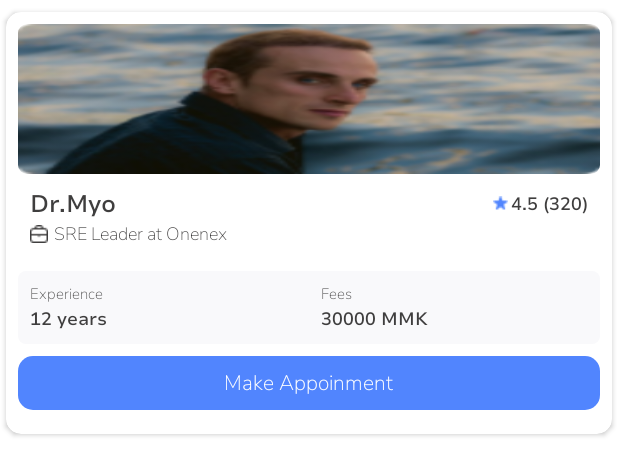
After one commit to hsumyatyehtet/onenex-UI-Test-Hmyh, an Android app: the layout view_holder_in_top_doctor.xml on its own in the app's theme, with its tools: preview values and no code run, on a phone screen of 412 x 824 dp. The commit adds this screen. Shown: the top 475 px of the screen. Run offline under Robolectric (Android 15) with nearby library versions, the phone set to English and light mode, and no system bars.

Commit message:
top doctor list add

```diff
--- /dev/null
+++ b/app/src/main/java/com/example/onenex_ui_test_hmyh/adapter/TopDoctorAdapter.kt
@@ -0,0 +1,25 @@
+package com.example.onenex_ui_test_hmyh.adapter
+
+import android.view.LayoutInflater
+import android.view.ViewGroup
+import com.example.onenex_ui_test_hmyh.data.vos.DoctorSpecialistVO
+import com.example.onenex_ui_test_hmyh.data.vos.DoctorVO
+import com.example.onenex_ui_test_hmyh.data.vos.TopDoctorCategoryVO
+import com.example.onenex_ui_test_hmyh.databinding.ViewHolderInDoctorSpecialistBinding
+import com.example.onenex_ui_test_hmyh.databinding.ViewHolderInTopDoctorBinding
+import com.example.onenex_ui_test_hmyh.databinding.ViewHolderInTopDoctorCategoryBinding
+import com.example.onenex_ui_test_hmyh.viewholder.DoctorSpecialistViewHolder
+import com.example.onenex_ui_test_hmyh.viewholder.TopDoctorCategoryViewHolder
+import com.example.onenex_ui_test_hmyh.viewholder.TopDoctorViewHolder
+
+class TopDoctorAdapter: BaseRecyclerAdapter<TopDoctorViewHolder, DoctorVO>() {
+
+    override fun onCreateViewHolder(parent: ViewGroup, viewType: Int): TopDoctorViewHolder {
+        return TopDoctorViewHolder(
+            ViewHolderInTopDoctorBinding.inflate(
+                LayoutInflater.from(parent.context), parent, false
+            )
+        )
+    }
+
+}
--- /dev/null
+++ b/app/src/main/java/com/example/onenex_ui_test_hmyh/data/vos/DoctorVO.kt
@@ -0,0 +1,9 @@
+package com.example.onenex_ui_test_hmyh.data.vos
+
+data class DoctorVO(
+
+    var id: Int,
+
+    var name: String
+
+)
--- a/app/src/main/java/com/example/onenex_ui_test_hmyh/fragment/HomeFragment.kt
+++ b/app/src/main/java/com/example/onenex_ui_test_hmyh/fragment/HomeFragment.kt
@@ -9,8 +9,10 @@ import androidx.fragment.app.Fragment
 import androidx.recyclerview.widget.GridLayoutManager
 import androidx.recyclerview.widget.LinearLayoutManager
 import com.example.onenex_ui_test_hmyh.adapter.DoctorSpecialistAdapter
+import com.example.onenex_ui_test_hmyh.adapter.TopDoctorAdapter
 import com.example.onenex_ui_test_hmyh.adapter.TopDoctorCategoryAdapter
 import com.example.onenex_ui_test_hmyh.databinding.FragmentHomeBinding
+import com.example.onenex_ui_test_hmyh.util.getDoctor
 import com.example.onenex_ui_test_hmyh.util.getDoctorSpecialist
 import com.example.onenex_ui_test_hmyh.util.getTopDoctorCategoryList
 
@@ -20,6 +22,7 @@ class HomeFragment: Fragment() {
 
     private lateinit var mDoctorSpecialistAdapter: DoctorSpecialistAdapter
     private lateinit var mTopDoctorCategoryAdapter: TopDoctorCategoryAdapter
+    private lateinit var mTopDoctorAdapter: TopDoctorAdapter
 
     override fun onCreateView(
         inflater: LayoutInflater,
@@ -54,6 +57,13 @@ class HomeFragment: Fragment() {
 
         mTopDoctorCategoryAdapter.setNewData(getTopDoctorCategoryList())
 
+        mTopDoctorAdapter = TopDoctorAdapter()
+        binding.viewPodTopDoctor.rvTopDoctor.layoutManager =
+            GridLayoutManager(requireContext(),2)
+        binding.viewPodTopDoctor.rvTopDoctor.adapter = mTopDoctorAdapter
+
+        mTopDoctorAdapter.setNewData(getDoctor())
+
     }
 
 }
--- a/app/src/main/java/com/example/onenex_ui_test_hmyh/util/DummyUtils.kt
+++ b/app/src/main/java/com/example/onenex_ui_test_hmyh/util/DummyUtils.kt
@@ -2,6 +2,7 @@ package com.example.onenex_ui_test_hmyh.util
 
 import com.example.onenex_ui_test_hmyh.R
 import com.example.onenex_ui_test_hmyh.data.vos.DoctorSpecialistVO
+import com.example.onenex_ui_test_hmyh.data.vos.DoctorVO
 import com.example.onenex_ui_test_hmyh.data.vos.TopDoctorCategoryVO
 
 fun getDoctorSpecialist(): MutableList<DoctorSpecialistVO> {
@@ -25,3 +26,10 @@ fun getTopDoctorCategoryList(): MutableList<TopDoctorCategoryVO> {
         TopDoctorCategoryVO(4, "Eating Disorder")
     )
 }
+
+fun getDoctor(): MutableList<DoctorVO> {
+    return mutableListOf(
+        DoctorVO(1, "Dr.Myo"),
+        DoctorVO(2, "Dr.Aunng"),
+    )
+}
--- /dev/null
+++ b/app/src/main/java/com/example/onenex_ui_test_hmyh/viewholder/TopDoctorViewHolder.kt
@@ -0,0 +1,16 @@
+package com.example.onenex_ui_test_hmyh.viewholder
+
+import com.example.onenex_ui_test_hmyh.data.vos.DoctorVO
+import com.example.onenex_ui_test_hmyh.databinding.ViewHolderInTopDoctorBinding
+
+class TopDoctorViewHolder(private val binding: ViewHolderInTopDoctorBinding)
+    :BaseViewHolder<DoctorVO>(binding.root){
+
+
+    override fun bindData(data: DoctorVO) {
+        mData = data
+
+
+
+    }
+}
--- /dev/null
+++ b/app/src/main/res/drawable/bg_rectangle_exp.xml
@@ -0,0 +1,9 @@
+<?xml version="1.0" encoding="utf-8"?>
+<shape xmlns:android="http://schemas.android.com/apk/res/android"
+    android:shape="rectangle">
+
+    <corners android:radius="5dp" />
+
+    <solid android:color="#F9F9FB"/>
+
+</shape>
--- /dev/null
+++ b/app/src/main/res/layout/view_holder_in_top_doctor.xml
@@ -0,0 +1,196 @@
+<?xml version="1.0" encoding="utf-8"?>
+<RelativeLayout xmlns:android="http://schemas.android.com/apk/res/android"
+    android:layout_width="match_parent"
+    android:layout_height="wrap_content"
+    xmlns:app="http://schemas.android.com/apk/res-auto">
+
+    <androidx.cardview.widget.CardView
+        app:cardCornerRadius="10dp"
+        app:cardElevation="2dp"
+        android:layout_width="match_parent"
+        android:layout_height="wrap_content"
+        android:layout_marginHorizontal="@dimen/margin_small"
+        android:layout_marginTop="@dimen/margin_medium"
+        android:layout_marginBottom="@dimen/margin_medium">
+
+        <RelativeLayout
+            android:layout_width="match_parent"
+            android:layout_height="wrap_content"
+            android:layout_margin="@dimen/margin_medium">
+
+            <androidx.cardview.widget.CardView
+                android:id="@+id/cvTopDoctor"
+                android:layout_width="match_parent"
+                android:layout_height="100dp"
+                app:cardElevation="0dp"
+                app:cardCornerRadius="6dp">
+
+                <ImageView
+                    android:id="@+id/ivTopDoctor"
+                    android:layout_width="match_parent"
+                    android:layout_height="match_parent"
+                    android:scaleType="fitXY"
+                    android:src="@drawable/top_doctor" />
+
+            </androidx.cardview.widget.CardView>
+
+            <RelativeLayout
+                android:id="@+id/rlNameSection"
+                android:layout_width="match_parent"
+                android:layout_height="wrap_content"
+                android:layout_marginTop="@dimen/margin_medium"
+                android:layout_marginHorizontal="@dimen/margin_medium"
+                android:layout_below="@+id/cvTopDoctor">
+
+                <TextView
+                    android:id="@+id/tvDoctorName"
+                    android:layout_width="wrap_content"
+                    android:layout_height="wrap_content"
+                    android:fontFamily="@font/nunito_sans_semi_bold"
+                    android:text="Dr.Myo"
+                    android:textColor="@color/colorTitle"
+                    android:layout_centerVertical="true"
+                    android:textSize="@dimen/text_regular_2x" />
+
+                <ImageView
+                    android:layout_width="wrap_content"
+                    android:layout_height="wrap_content"
+                    android:src="@drawable/star"
+                    android:layout_centerVertical="true"
+                    android:layout_toStartOf="@+id/tvRating"
+                    android:layout_marginEnd="2dp"/>
+
+                <TextView
+                    android:id="@+id/tvRating"
+                    android:layout_width="wrap_content"
+                    android:layout_height="wrap_content"
+                    android:fontFamily="@font/nunito_sans_semi_bold"
+                    android:text="4.5 (320)"
+                    android:layout_centerVertical="true"
+                    android:layout_alignParentEnd="true"
+                    android:textColor="@color/colorTitle"
+                    android:textSize="@dimen/text_small" />
+
+            </RelativeLayout>
+
+            <RelativeLayout
+                android:id="@+id/rlPositionSection"
+                android:layout_width="match_parent"
+                android:layout_height="wrap_content"
+                android:layout_marginHorizontal="@dimen/margin_medium"
+                android:layout_below="@+id/rlNameSection">
+
+                <ImageView
+                    android:id="@+id/ivPosition"
+                    android:layout_width="wrap_content"
+                    android:layout_height="wrap_content"
+                    android:src="@drawable/position"
+                    android:layout_centerVertical="true"
+                    android:layout_marginEnd="@dimen/margin_small"/>
+
+                <TextView
+                    android:id="@+id/tvPosition"
+                    android:layout_width="wrap_content"
+                    android:layout_height="wrap_content"
+                    android:fontFamily="@font/nunito_sans"
+                    android:text="SRE Leader at Onenex"
+                    android:layout_toEndOf="@+id/ivPosition"
+                    android:textColor="@color/colorTitle"
+                    android:layout_centerVertical="true"
+                    android:textSize="@dimen/text_small" />
+
+            </RelativeLayout>
+
+            <LinearLayout
+                android:id="@+id/llExp"
+                android:layout_width="match_parent"
+                android:layout_height="wrap_content"
+                android:layout_below="@id/rlPositionSection"
+                android:orientation="horizontal"
+                android:background="@drawable/bg_rectangle_exp"
+                android:layout_marginTop="@dimen/margin_medium_2"
+                android:weightSum="2">
+
+                <RelativeLayout
+                    android:layout_width="0dp"
+                    android:layout_height="wrap_content"
+                    android:layout_marginHorizontal="@dimen/margin_medium"
+                    android:layout_weight="1"
+                    android:layout_marginVertical="@dimen/margin_medium">
+
+                    <TextView
+                        android:id="@+id/tvExp"
+                        android:layout_width="wrap_content"
+                        android:layout_height="wrap_content"
+                        android:fontFamily="@font/nunito_sans"
+                        android:text="Experience"
+                        android:textColor="@color/colorTitle"
+                        android:textSize="@dimen/text_smaller" />
+
+                    <TextView
+                        android:id="@+id/tvSalary"
+                        android:layout_width="wrap_content"
+                        android:layout_height="wrap_content"
+                        android:fontFamily="@font/nunito_sans_semi_bold"
+                        android:text="12 years"
+                        android:layout_below="@id/tvExp"
+                        android:textColor="@color/colorTitle"
+                        android:textSize="@dimen/text_small" />
+
+                </RelativeLayout>
+
+                <RelativeLayout
+                    android:layout_width="0dp"
+                    android:layout_height="wrap_content"
+                    android:layout_marginHorizontal="@dimen/margin_medium"
+                    android:layout_weight="1"
+                    android:layout_marginVertical="@dimen/margin_medium">
+
+                    <TextView
+                        android:id="@+id/tvFee"
+                        android:layout_width="wrap_content"
+                        android:layout_height="wrap_content"
+                        android:fontFamily="@font/nunito_sans"
+                        android:text="Fees"
+                        android:textColor="@color/colorTitle"
+                        android:textSize="@dimen/text_smaller" />
+
+                    <TextView
+                        android:id="@+id/tvPrice"
+                        android:layout_width="wrap_content"
+                        android:layout_height="wrap_content"
+                        android:fontFamily="@font/nunito_sans_semi_bold"
+                        android:text="30000 MMK"
+                        android:layout_below="@id/tvFee"
+                        android:textColor="@color/colorTitle"
+                        android:textSize="@dimen/text_small" />
+
+                </RelativeLayout>
+
+            </LinearLayout>
+
+            <RelativeLayout
+                android:layout_width="match_parent"
+                android:layout_height="wrap_content"
+                android:background="@drawable/bg_reactangle_primary_10"
+                android:layout_marginTop="@dimen/margin_medium"
+                android:layout_marginBottom="@dimen/margin_medium"
+                android:layout_below="@+id/llExp">
+
+                <TextView
+                    android:layout_width="wrap_content"
+                    android:layout_height="wrap_content"
+                    android:text="Make Appoinment"
+                    android:layout_centerInParent="true"
+                    android:layout_marginVertical="@dimen/margin_medium"
+                    android:textColor="@color/white"
+                    android:fontFamily="@font/nunito_sans"
+                    android:textSize="14sp"/>
+
+            </RelativeLayout>
+
+        </RelativeLayout>
+
+    </androidx.cardview.widget.CardView>
+
+</RelativeLayout>
--- a/app/src/main/res/layout/view_pod_top_doctor.xml
+++ b/app/src/main/res/layout/view_pod_top_doctor.xml
@@ -37,7 +37,7 @@
         android:id="@+id/rvTopDoctor"
         android:layout_width="match_parent"
         android:layout_height="wrap_content"
-        android:layout_marginHorizontal="@dimen/margin_medium"
+        android:layout_marginHorizontal="@dimen/margin_medium_2"
         android:layout_marginTop="@dimen/margin_medium_2"
         android:layout_below="@+id/rvTopDoctorCategory"/>
 
```
Also changed, not shown: app/src/main/res/drawable/position.png (added), app/src/main/res/drawable/star.png (added), app/src/main/res/drawable/top_doctor.png (added).
